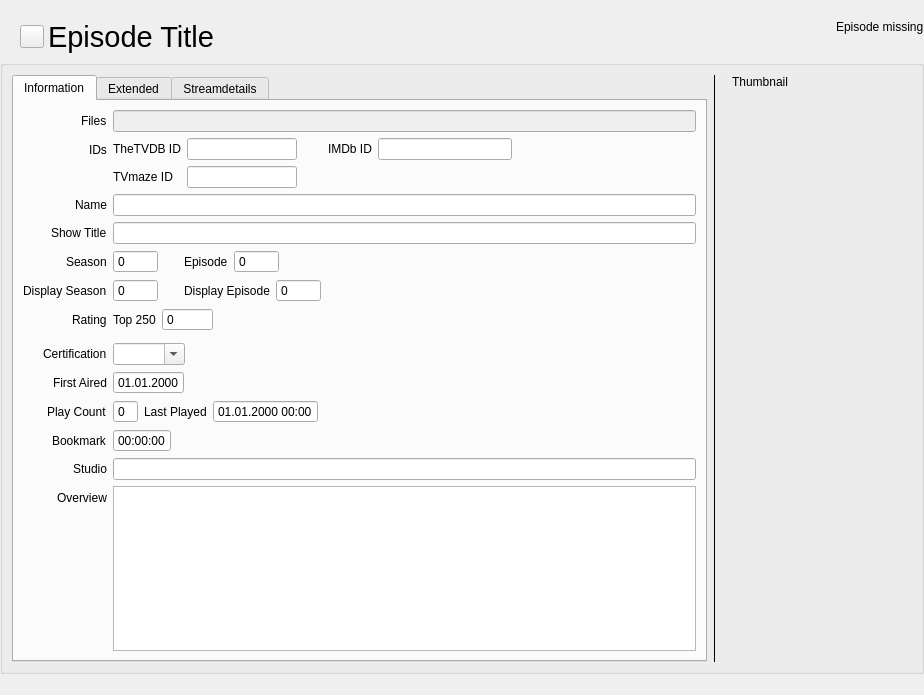
Old version of the form src/ui/tv_show/TvShowWidgetEpisode.ui in the repository Komet/MediaElch.
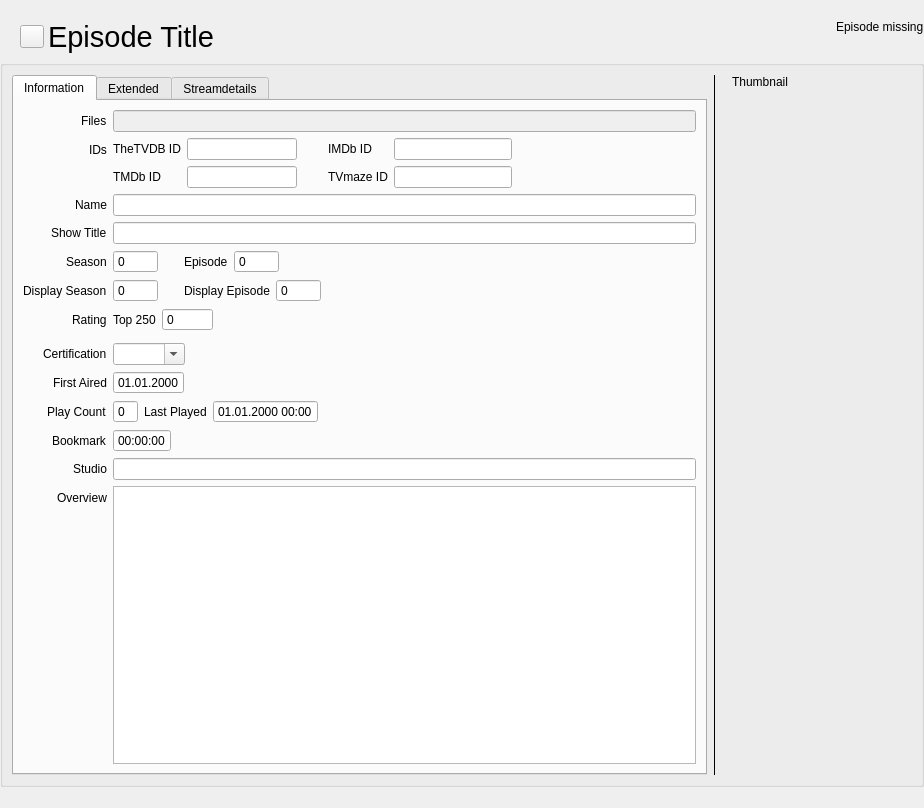
New version of the form. Icons and pictures are not drawn. Custom widgets are drawn as their Qt base class.

Commit message: feat(UI): Show TMDB id for TV show episodes

Diff of the .ui file:
```diff
--- a/src/ui/tv_show/TvShowWidgetEpisode.ui
+++ b/src/ui/tv_show/TvShowWidgetEpisode.ui
@@ -7,7 +7,7 @@
     <x>0</x>
     <y>0</y>
     <width>924</width>
-    <height>695</height>
+    <height>808</height>
    </rect>
   </property>
   <layout class="QVBoxLayout" name="verticalLayout" stretch="0,1">
@@ -472,21 +472,14 @@
                  </widget>
                 </item>
                 <item row="1" column="0">
-                 <widget class="QLabel" name="lblTvmazeId">
+                 <widget class="QLabel" name="lblTmdbId">
                   <property name="text">
-                   <string>TVmaze ID</string>
+                   <string>TMDb ID</string>
                   </property>
                  </widget>
                 </item>
                 <item row="1" column="1">
-                 <widget class="QLineEdit" name="tvmazeId">
-                  <property name="maximumSize">
-                   <size>
-                    <width>150</width>
-                    <height>16777215</height>
-                   </size>
-                  </property>
-                 </widget>
+                 <widget class="QLineEdit" name="tmdbId"/>
                 </item>
                </layout>
               </item>
@@ -525,6 +518,23 @@
                   </property>
                  </widget>
                 </item>
+                <item row="1" column="1">
+                 <widget class="QLineEdit" name="tvmazeId">
+                  <property name="maximumSize">
+                   <size>
+                    <width>150</width>
+                    <height>16777215</height>
+                   </size>
+                  </property>
+                 </widget>
+                </item>
+                <item row="1" column="0">
+                 <widget class="QLabel" name="lblTvmazeId">
+                  <property name="text">
+                   <string>TVmaze ID</string>
+                  </property>
+                 </widget>
+                </item>
                </layout>
               </item>
               <item>
```
The commit also changes 3 other files.
